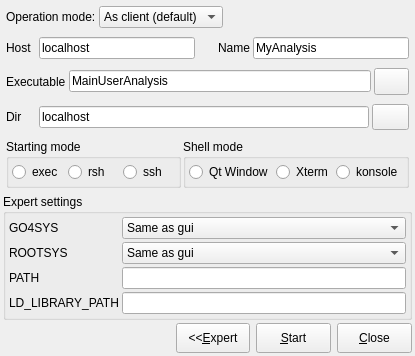
The window that qt4/Go4GUI/TGo4StartClient.ui (gsi-ee/go4) describes before a commit, drawn with Qt 5.
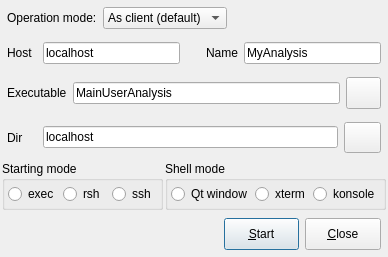
The same window after the commit. Icons and pictures are not drawn.

Commit message: Change start client gui

```diff
--- a/qt4/Go4GUI/TGo4StartClient.ui
+++ b/qt4/Go4GUI/TGo4StartClient.ui
@@ -2,321 +2,146 @@
 <ui version="4.0">
  <author>Mohammad Al-Turany</author>
  <class>TGo4StartClient</class>
- <widget class="QDialog" name="TGo4StartClient">
-  <property name="geometry">
+ <widget class="QDialog" name="TGo4StartClient" >
+  <property name="geometry" >
    <rect>
     <x>0</x>
     <y>0</y>
-    <width>415</width>
-    <height>356</height>
+    <width>388</width>
+    <height>257</height>
    </rect>
   </property>
-  <property name="sizePolicy">
-   <sizepolicy hsizetype="Preferred" vsizetype="Minimum">
-    <horstretch>0</horstretch>
-    <verstretch>0</verstretch>
-   </sizepolicy>
-  </property>
-  <property name="windowTitle">
+  <property name="windowTitle" >
    <string>Start Client</string>
   </property>
-  <property name="windowIcon">
-   <iconset>
-    <normaloff>:/icons/go4logo2_big.png</normaloff>:/icons/go4logo2_big.png</iconset>
+  <property name="windowIcon" >
+   <iconset>:/icons/go4logo2_big.png</iconset>
   </property>
-  <layout class="QVBoxLayout" name="verticalLayout">
-   <property name="spacing">
-    <number>3</number>
+  <layout class="QGridLayout" >
+   <property name="margin" >
+    <number>1</number>
    </property>
-   <property name="margin">
-    <number>3</number>
+   <property name="spacing" >
+    <number>1</number>
    </property>
-   <item>
-    <layout class="QHBoxLayout">
-     <property name="spacing">
-      <number>3</number>
+   <item row="5" column="0" >
+    <layout class="QHBoxLayout" >
+     <property name="margin" >
+      <number>6</number>
      </property>
-     <property name="sizeConstraint">
-      <enum>QLayout::SetMinimumSize</enum>
+     <property name="spacing" >
+      <number>6</number>
      </property>
-     <property name="margin">
-      <number>3</number>
-     </property>
-     <item>
-      <widget class="QLabel" name="textLabel1">
-       <property name="text">
-        <string>Operation mode:</string>
-       </property>
-       <property name="wordWrap">
-        <bool>false</bool>
-       </property>
-      </widget>
-     </item>
-     <item>
-      <widget class="QComboBox" name="ServerModeCombo">
-       <item>
-        <property name="text">
-         <string>As client (default)</string>
-        </property>
-       </item>
-       <item>
-        <property name="text">
-         <string>As server</string>
-        </property>
-       </item>
-      </widget>
-     </item>
      <item>
       <spacer>
-       <property name="orientation">
+       <property name="orientation" >
         <enum>Qt::Horizontal</enum>
        </property>
-       <property name="sizeType">
+       <property name="sizeType" >
         <enum>QSizePolicy::Expanding</enum>
        </property>
-       <property name="sizeHint" stdset="0">
+       <property name="sizeHint" >
         <size>
-         <width>40</width>
+         <width>221</width>
          <height>20</height>
         </size>
        </property>
       </spacer>
      </item>
-    </layout>
-   </item>
-   <item>
-    <layout class="QHBoxLayout">
-     <property name="spacing">
-      <number>3</number>
-     </property>
-     <property name="sizeConstraint">
-      <enum>QLayout::SetMinimumSize</enum>
-     </property>
-     <property name="margin">
-      <number>3</number>
-     </property>
      <item>
-      <widget class="QLabel" name="TextLabel2">
-       <property name="minimumSize">
-        <size>
-         <width>30</width>
-         <height>0</height>
-        </size>
+      <widget class="QPushButton" name="PushButtonStartClient" >
+       <property name="sizePolicy" >
+        <sizepolicy>
+         <hsizetype>1</hsizetype>
+         <vsizetype>0</vsizetype>
+         <horstretch>0</horstretch>
+         <verstretch>0</verstretch>
+        </sizepolicy>
        </property>
-       <property name="frameShape">
-        <enum>QFrame::NoFrame</enum>
-       </property>
-       <property name="frameShadow">
-        <enum>QFrame::Plain</enum>
-       </property>
-       <property name="text">
-        <string>Host</string>
-       </property>
-       <property name="wordWrap">
-        <bool>false</bool>
-       </property>
-      </widget>
-     </item>
-     <item>
-      <widget class="QLineEdit" name="LineEditClientNode">
-       <property name="text">
-        <string>localhost</string>
-       </property>
-      </widget>
-     </item>
-     <item>
-      <spacer>
-       <property name="orientation">
-        <enum>Qt::Horizontal</enum>
-       </property>
-       <property name="sizeType">
-        <enum>QSizePolicy::Fixed</enum>
-       </property>
-       <property name="sizeHint" stdset="0">
+       <property name="minimumSize" >
         <size>
-         <width>20</width>
-         <height>20</height>
-        </size>
-       </property>
-      </spacer>
-     </item>
-     <item>
-      <widget class="QLabel" name="TextLabel1">
-       <property name="minimumSize">
-        <size>
-         <width>30</width>
+         <width>70</width>
          <height>0</height>
         </size>
        </property>
-       <property name="frameShape">
-        <enum>QFrame::NoFrame</enum>
-       </property>
-       <property name="frameShadow">
-        <enum>QFrame::Plain</enum>
-       </property>
-       <property name="text">
-        <string>Name</string>
-       </property>
-       <property name="wordWrap">
-        <bool>false</bool>
-       </property>
-      </widget>
-     </item>
-     <item>
-      <widget class="QLineEdit" name="LineEditClientName">
-       <property name="text">
-        <string>MyAnalysis</string>
-       </property>
-      </widget>
-     </item>
-    </layout>
-   </item>
-   <item>
-    <layout class="QHBoxLayout">
-     <property name="spacing">
-      <number>3</number>
-     </property>
-     <property name="sizeConstraint">
-      <enum>QLayout::SetMinimumSize</enum>
-     </property>
-     <property name="margin">
-      <number>3</number>
-     </property>
-     <item>
-      <widget class="QLabel" name="TextLabel2_2">
-       <property name="text">
-        <string>Executable</string>
-       </property>
-       <property name="wordWrap">
-        <bool>false</bool>
-       </property>
-      </widget>
-     </item>
-     <item>
-      <widget class="QLineEdit" name="LineEditClientExec">
-       <property name="text">
-        <string>MainUserAnalysis</string>
-       </property>
-      </widget>
-     </item>
-     <item>
-      <widget class="QPushButton" name="ChooseExc">
-       <property name="maximumSize">
+       <property name="maximumSize" >
         <size>
-         <width>35</width>
-         <height>35</height>
+         <width>100</width>
+         <height>32767</height>
         </size>
        </property>
-       <property name="text">
-        <string/>
+       <property name="text" >
+        <string>&amp;Start</string>
        </property>
-       <property name="icon">
-        <iconset>
-         <normaloff>:/icons/findfile.png</normaloff>:/icons/findfile.png</iconset>
+       <property name="shortcut" >
+        <string>Alt+S</string>
        </property>
-       <property name="autoDefault">
-        <bool>false</bool>
+       <property name="default" >
+        <bool>true</bool>
        </property>
       </widget>
      </item>
-    </layout>
-   </item>
-   <item>
-    <layout class="QHBoxLayout">
-     <property name="spacing">
-      <number>3</number>
-     </property>
-     <property name="sizeConstraint">
-      <enum>QLayout::SetMinimumSize</enum>
-     </property>
-     <property name="margin">
-      <number>3</number>
-     </property>
      <item>
-      <widget class="QLabel" name="TextLabel1_2">
-       <property name="minimumSize">
+      <widget class="QPushButton" name="PushButtonCancel" >
+       <property name="minimumSize" >
         <size>
-         <width>30</width>
+         <width>70</width>
          <height>0</height>
         </size>
        </property>
-       <property name="text">
-        <string>Dir</string>
-       </property>
-       <property name="wordWrap">
-        <bool>false</bool>
-       </property>
-      </widget>
-     </item>
-     <item>
-      <widget class="QLineEdit" name="LineEditClientDir">
-       <property name="text">
-        <string>localhost</string>
-       </property>
-      </widget>
-     </item>
-     <item>
-      <widget class="QPushButton" name="ChooseDir">
-       <property name="maximumSize">
+       <property name="maximumSize" >
         <size>
-         <width>37</width>
-         <height>35</height>
+         <width>100</width>
+         <height>32767</height>
         </size>
        </property>
-       <property name="text">
-        <string/>
+       <property name="text" >
+        <string>&amp;Close</string>
        </property>
-       <property name="icon">
-        <iconset>
-         <normaloff>:/icons/findfile.png</normaloff>:/icons/findfile.png</iconset>
+       <property name="shortcut" >
+        <string>Alt+C</string>
        </property>
-       <property name="autoDefault">
-        <bool>false</bool>
-       </property>
       </widget>
      </item>
     </layout>
    </item>
-   <item>
-    <layout class="QHBoxLayout">
-     <property name="spacing">
+   <item row="4" column="0" >
+    <layout class="QHBoxLayout" >
+     <property name="margin" >
+      <number>1</number>
+     </property>
+     <property name="spacing" >
       <number>2</number>
      </property>
-     <property name="sizeConstraint">
-      <enum>QLayout::SetMinimumSize</enum>
-     </property>
-     <property name="margin">
-      <number>3</number>
-     </property>
      <item>
-      <widget class="QGroupBox" name="ClientShellGroupBox">
-       <property name="title">
+      <widget class="QGroupBox" name="ClientShellGroupBox" >
+       <property name="title" >
         <string>Starting mode</string>
        </property>
-       <layout class="QHBoxLayout">
-        <property name="spacing">
+       <layout class="QHBoxLayout" >
+        <property name="margin" >
+         <number>3</number>
+        </property>
+        <property name="spacing" >
          <number>4</number>
         </property>
-        <property name="margin">
-         <number>3</number>
-        </property>
         <item>
-         <widget class="QRadioButton" name="exec_selected">
-          <property name="text">
+         <widget class="QRadioButton" name="exec_selected" >
+          <property name="text" >
            <string>exec</string>
           </property>
          </widget>
         </item>
         <item>
-         <widget class="QRadioButton" name="rsh_selected">
-          <property name="text">
+         <widget class="QRadioButton" name="rsh_selected" >
+          <property name="text" >
            <string>rsh</string>
           </property>
          </widget>
         </item>
         <item>
-         <widget class="QRadioButton" name="ssh_selected">
-          <property name="text">
+         <widget class="QRadioButton" name="ssh_selected" >
+          <property name="text" >
            <string>ssh</string>
           </property>
          </widget>
@@ -325,37 +150,34 @@
       </widget>
      </item>
      <item>
-      <widget class="QGroupBox" name="ClientTermGroupBox">
-       <property name="title">
+      <widget class="QGroupBox" name="ClientTermGroupBox" >
+       <property name="title" >
         <string>Shell mode</string>
        </property>
-       <layout class="QHBoxLayout">
-        <property name="spacing">
+       <layout class="QHBoxLayout" >
+        <property name="margin" >
          <number>3</number>
         </property>
-        <property name="sizeConstraint">
-         <enum>QLayout::SetMinimumSize</enum>
-        </property>
-        <property name="margin">
+        <property name="spacing" >
          <number>3</number>
         </property>
         <item>
-         <widget class="QRadioButton" name="qt_selected">
-          <property name="text">
-           <string>Qt Window</string>
+         <widget class="QRadioButton" name="qt_selected" >
+          <property name="text" >
+           <string>Qt window</string>
           </property>
          </widget>
         </item>
         <item>
-         <widget class="QRadioButton" name="xterm_selected">
-          <property name="text">
-           <string>Xterm</string>
+         <widget class="QRadioButton" name="xterm_selected" >
+          <property name="text" >
+           <string>xterm</string>
           </property>
          </widget>
         </item>
         <item>
-         <widget class="QRadioButton" name="konsole_selected">
-          <property name="text">
+         <widget class="QRadioButton" name="konsole_selected" >
+          <property name="text" >
            <string>konsole</string>
           </property>
          </widget>
@@ -365,231 +187,235 @@
      </item>
     </layout>
    </item>
-   <item>
-    <widget class="QGroupBox" name="ExpertBox">
-     <property name="title">
-      <string>Expert settings</string>
+   <item row="3" column="0" >
+    <layout class="QHBoxLayout" >
+     <property name="margin" >
+      <number>6</number>
      </property>
-     <layout class="QGridLayout" name="gridLayout">
-      <property name="sizeConstraint">
-       <enum>QLayout::SetMinimumSize</enum>
-      </property>
-      <property name="margin">
-       <number>3</number>
-      </property>
-      <property name="spacing">
-       <number>3</number>
-      </property>
-      <item row="0" column="0">
-       <widget class="QLabel" name="label">
-        <property name="text">
-         <string>GO4SYS</string>
-        </property>
-       </widget>
-      </item>
-      <item row="0" column="1">
-       <widget class="QComboBox" name="go4sys_cmb">
-        <property name="insertPolicy">
-         <enum>QComboBox::InsertAtCurrent</enum>
-        </property>
-        <property name="frame">
-         <bool>true</bool>
-        </property>
-        <item>
-         <property name="text">
-          <string>Same as gui</string>
-         </property>
-        </item>
-        <item>
-         <property name="text">
-          <string>as configured</string>
-         </property>
-        </item>
-        <item>
-         <property name="text">
-          <string>via go4-config</string>
-         </property>
-        </item>
-        <item>
-         <property name="text">
-          <string>-- specify --</string>
-         </property>
-        </item>
-       </widget>
-      </item>
-      <item row="1" column="0">
-       <widget class="QLabel" name="label_2">
-        <property name="text">
-         <string>ROOTSYS</string>
-        </property>
-       </widget>
-      </item>
-      <item row="1" column="1">
-       <widget class="QComboBox" name="rootsys_cmb">
-        <item>
-         <property name="text">
-          <string>Same as gui</string>
-         </property>
-        </item>
-        <item>
-         <property name="text">
-          <string>as configured</string>
-         </property>
-        </item>
-        <item>
-         <property name="text">
-          <string>via go4-config</string>
-         </property>
-        </item>
-        <item>
-         <property name="text">
-          <string>-- specify --</string>
-         </property>
-        </item>
-       </widget>
-      </item>
-      <item row="2" column="0">
-       <widget class="QLabel" name="label_3">
-        <property name="text">
-         <string>PATH</string>
-        </property>
-       </widget>
-      </item>
-      <item row="2" column="1">
-       <widget class="QLineEdit" name="path_edt"/>
-      </item>
-      <item row="3" column="0">
-       <widget class="QLabel" name="label_4">
-        <property name="text">
-         <string>LD_LIBRARY_PATH</string>
-        </property>
-       </widget>
-      </item>
-      <item row="3" column="1">
-       <widget class="QLineEdit" name="ldpath_edt"/>
-      </item>
-     </layout>
-    </widget>
+     <property name="spacing" >
+      <number>6</number>
+     </property>
+     <item>
+      <widget class="QLabel" name="TextLabel1_2" >
+       <property name="minimumSize" >
+        <size>
+         <width>30</width>
+         <height>0</height>
+        </size>
+       </property>
+       <property name="text" >
+        <string>Dir</string>
+       </property>
+       <property name="wordWrap" >
+        <bool>false</bool>
+       </property>
+      </widget>
+     </item>
+     <item>
+      <widget class="QLineEdit" name="LineEditClientDir" >
+       <property name="text" >
+        <string>localhost</string>
+       </property>
+      </widget>
+     </item>
+     <item>
+      <widget class="QPushButton" name="ChooseDir" >
+       <property name="maximumSize" >
+        <size>
+         <width>37</width>
+         <height>35</height>
+        </size>
+       </property>
+       <property name="text" >
+        <string/>
+       </property>
+       <property name="icon" >
+        <iconset>:/icons/findfile.png</iconset>
+       </property>
+      </widget>
+     </item>
+    </layout>
    </item>
-   <item>
-    <layout class="QHBoxLayout" name="horizontalLayout">
-     <property name="sizeConstraint">
-      <enum>QLayout::SetMinimumSize</enum>
+   <item row="2" column="0" >
+    <layout class="QHBoxLayout" >
+     <property name="margin" >
+      <number>6</number>
      </property>
+     <property name="spacing" >
+      <number>6</number>
+     </property>
      <item>
+      <widget class="QLabel" name="TextLabel2_2" >
+       <property name="text" >
+        <string>Executable</string>
+       </property>
+       <property name="wordWrap" >
+        <bool>false</bool>
+       </property>
+      </widget>
+     </item>
+     <item>
+      <widget class="QLineEdit" name="LineEditClientExec" >
+       <property name="text" >
+        <string>MainUserAnalysis</string>
+       </property>
+      </widget>
+     </item>
+     <item>
+      <widget class="QPushButton" name="ChooseExc" >
+       <property name="maximumSize" >
+        <size>
+         <width>35</width>
+         <height>35</height>
+        </size>
+       </property>
+       <property name="text" >
+        <string/>
+       </property>
+       <property name="icon" >
+        <iconset>:/icons/findfile.png</iconset>
+       </property>
+      </widget>
+     </item>
+    </layout>
+   </item>
+   <item row="1" column="0" >
+    <layout class="QHBoxLayout" >
+     <property name="margin" >
+      <number>6</number>
+     </property>
+     <property name="spacing" >
+      <number>6</number>
+     </property>
+     <item>
+      <widget class="QLabel" name="TextLabel2" >
+       <property name="minimumSize" >
+        <size>
+         <width>30</width>
+         <height>0</height>
+        </size>
+       </property>
+       <property name="frameShape" >
+        <enum>QFrame::NoFrame</enum>
+       </property>
+       <property name="frameShadow" >
+        <enum>QFrame::Plain</enum>
+       </property>
+       <property name="text" >
+        <string>Host</string>
+       </property>
+       <property name="wordWrap" >
+        <bool>false</bool>
+       </property>
+      </widget>
+     </item>
+     <item>
+      <widget class="QLineEdit" name="LineEditClientNode" >
+       <property name="text" >
+        <string>localhost</string>
+       </property>
+      </widget>
+     </item>
+     <item>
       <spacer>
-       <property name="orientation">
+       <property name="orientation" >
         <enum>Qt::Horizontal</enum>
        </property>
-       <property name="sizeType">
+       <property name="sizeType" >
+        <enum>QSizePolicy::Fixed</enum>
+       </property>
+       <property name="sizeHint" >
+        <size>
+         <width>20</width>
+         <height>20</height>
+        </size>
+       </property>
+      </spacer>
+     </item>
+     <item>
+      <widget class="QLabel" name="TextLabel1" >
+       <property name="minimumSize" >
+        <size>
+         <width>30</width>
+         <height>0</height>
+        </size>
+       </property>
+       <property name="frameShape" >
+        <enum>QFrame::NoFrame</enum>
+       </property>
+       <property name="frameShadow" >
+        <enum>QFrame::Plain</enum>
+       </property>
+       <property name="text" >
+        <string>Name</string>
+       </property>
+       <property name="wordWrap" >
+        <bool>false</bool>
+       </property>
+      </widget>
+     </item>
+     <item>
+      <widget class="QLineEdit" name="LineEditClientName" >
+       <property name="text" >
+        <string>MyAnalysis</string>
+       </property>
+      </widget>
+     </item>
+    </layout>
+   </item>
+   <item row="0" column="0" >
+    <layout class="QHBoxLayout" >
+     <property name="margin" >
+      <number>6</number>
+     </property>
+     <property name="spacing" >
+      <number>6</number>
+     </property>
+     <item>
+      <widget class="QLabel" name="textLabel1" >
+       <property name="text" >
+        <string>Operation mode:</string>
+       </property>
+       <property name="wordWrap" >
+        <bool>false</bool>
+       </property>
+      </widget>
+     </item>
+     <item>
+      <widget class="QComboBox" name="ServerModeCombo" >
+       <item>
+        <property name="text" >
+         <string>As client (default)</string>
+        </property>
+       </item>
+       <item>
+        <property name="text" >
+         <string>As server</string>
+        </property>
+       </item>
+      </widget>
+     </item>
+     <item>
+      <spacer>
+       <property name="orientation" >
+        <enum>Qt::Horizontal</enum>
+       </property>
+       <property name="sizeType" >
         <enum>QSizePolicy::Expanding</enum>
        </property>
-       <property name="sizeHint" stdset="0">
+       <property name="sizeHint" >
         <size>
-         <width>178</width>
+         <width>40</width>
          <height>20</height>
         </size>
        </property>
       </spacer>
      </item>
-     <item>
-      <widget class="QPushButton" name="PushButtonExpertMode">
-       <property name="sizePolicy">
-        <sizepolicy hsizetype="Minimum" vsizetype="Fixed">
-         <horstretch>0</horstretch>
-         <verstretch>0</verstretch>
-        </sizepolicy>
-       </property>
-       <property name="minimumSize">
-        <size>
-         <width>70</width>
-         <height>20</height>
-        </size>
-       </property>
-       <property name="maximumSize">
-        <size>
-         <width>100</width>
-         <height>30</height>
-        </size>
-       </property>
-       <property name="text">
-        <string>&lt;&lt;&amp;Expert</string>
-       </property>
-       <property name="shortcut">
-        <string>Alt+S</string>
-       </property>
-       <property name="autoDefault">
-        <bool>false</bool>
-       </property>
-       <property name="default">
-        <bool>false</bool>
-       </property>
-      </widget>
-     </item>
-     <item>
-      <widget class="QPushButton" name="PushButtonStartClient">
-       <property name="sizePolicy">
-        <sizepolicy hsizetype="Minimum" vsizetype="Fixed">
-         <horstretch>0</horstretch>
-         <verstretch>0</verstretch>
-        </sizepolicy>
-       </property>
-       <property name="minimumSize">
-        <size>
-         <width>70</width>
-         <height>20</height>
-        </size>
-       </property>
-       <property name="maximumSize">
-        <size>
-         <width>100</width>
-         <height>30</height>
-        </size>
-       </property>
-       <property name="text">
-        <string>&amp;Start</string>
-       </property>
-       <property name="shortcut">
-        <string>Alt+S</string>
-       </property>
-       <property name="autoDefault">
-        <bool>false</bool>
-       </property>
-       <property name="default">
-        <bool>false</bool>
-       </property>
-      </widget>
-     </item>
-     <item>
-      <widget class="QPushButton" name="PushButtonCancel">
-       <property name="minimumSize">
-        <size>
-         <width>70</width>
-         <height>20</height>
-        </size>
-       </property>
-       <property name="maximumSize">
-        <size>
-         <width>100</width>
-         <height>30</height>
-        </size>
-       </property>
-       <property name="text">
-        <string>&amp;Close</string>
-       </property>
-       <property name="shortcut">
-        <string>Alt+C</string>
-       </property>
-       <property name="autoDefault">
-        <bool>false</bool>
-       </property>
-      </widget>
-     </item>
     </layout>
    </item>
   </layout>
  </widget>
- <layoutdefault spacing="6" margin="11"/>
+ <layoutdefault spacing="6" margin="11" />
  <tabstops>
   <tabstop>LineEditClientName</tabstop>
   <tabstop>LineEditClientNode</tabstop>
```
Left out of the diff: 79 changed lines with no effect on the pictures. The commit also changes 2 other files.
